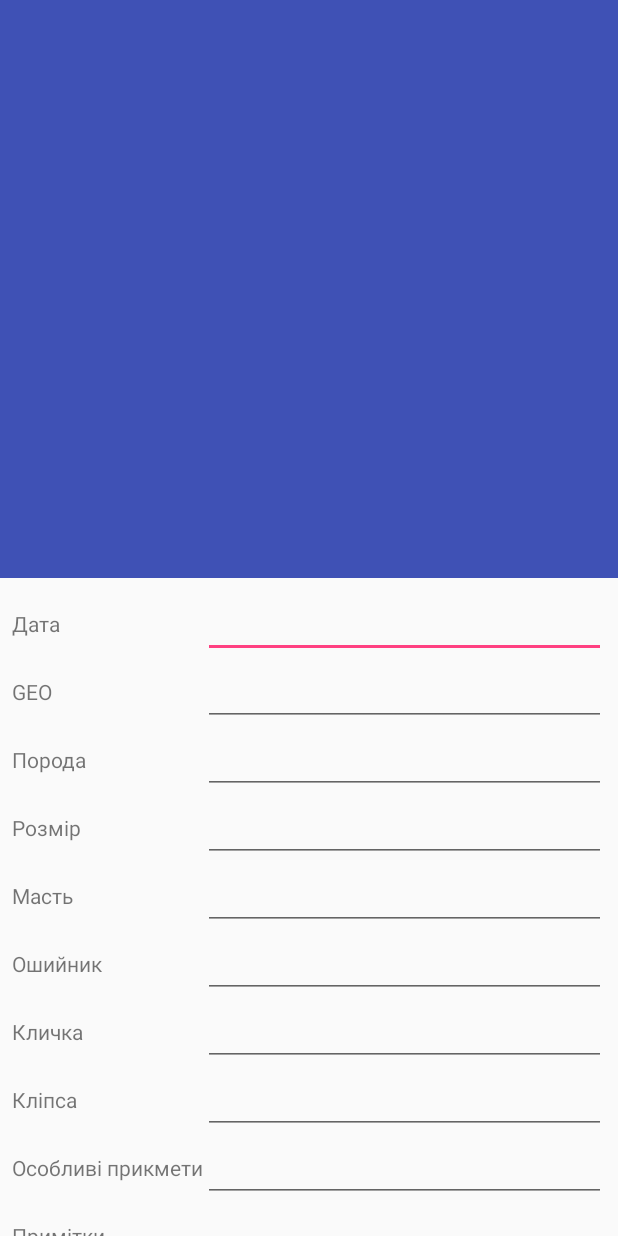
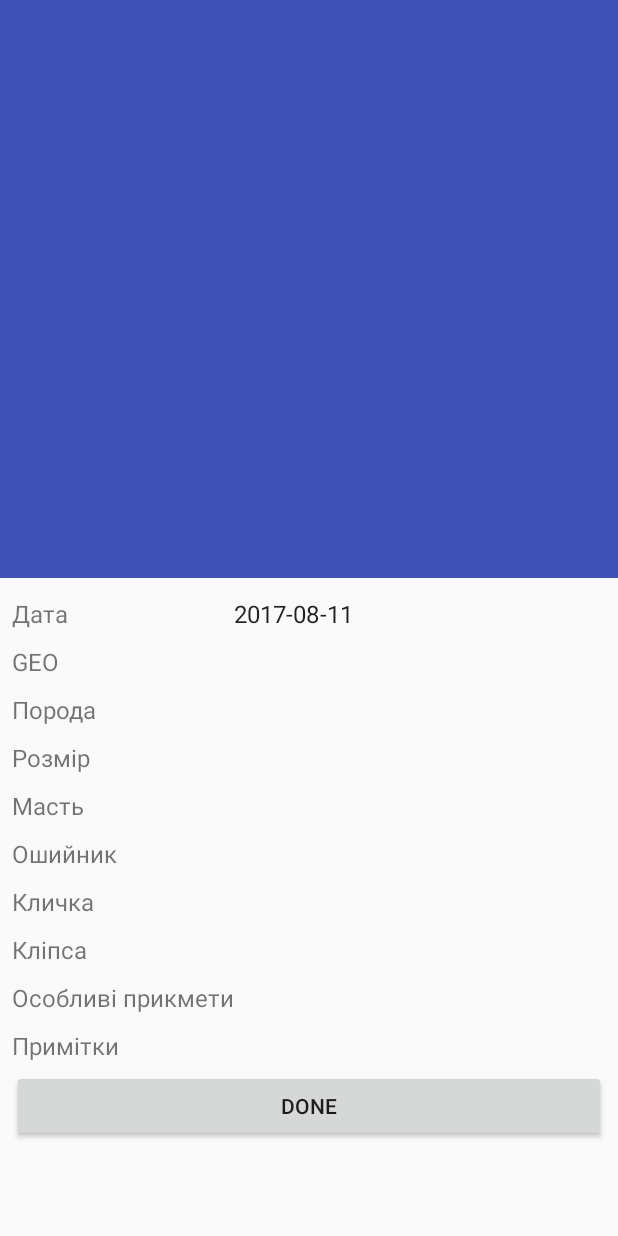
Before and after one commit to borisalexj/DogPhoto, an Android app: the AddDetailActivity screen opened directly, with no data from a screen before it, on a phone screen of 412 x 824 dp. Run offline under Robolectric (Android 15) with nearby library versions, the phone set to English and light mode, and no system bars; libraries missing offline, so code that uses them is left out: com.google.maps.model.

Commit message:
Реверс Геокодинг

```diff
--- a/app/src/main/java/com/borisalexj/dogphoto/AddDetailActivity.java
+++ b/app/src/main/java/com/borisalexj/dogphoto/AddDetailActivity.java
@@ -21,6 +21,7 @@ import android.support.v7.widget.Toolbar;
 import android.text.TextUtils;
 import android.util.Log;
 import android.view.View;
+import android.widget.EditText;
 import android.widget.ImageView;
 import android.widget.Toast;
 
@@ -41,16 +42,40 @@ import com.google.maps.model.GeocodingResult;
 import com.google.maps.model.LatLng;
 
 import java.io.File;
+import java.text.SimpleDateFormat;
+import java.util.Calendar;
+import java.util.Date;
 
 public class AddDetailActivity extends AppCompatActivity {
     private String TAG = Info.TAG + this.getClass().getSimpleName();
 
     String filename;
 
+    EditText details_data;
+    EditText details_geo;
+    EditText details_size;
+    EditText details_mast;
+    EditText details_oshiynik;
+    EditText details_name;
+    EditText details_klipsa;
+    EditText details_osoblivi_prikmety;
+    EditText primitki;
+
     @Override
     protected void onCreate(Bundle savedInstanceState) {
         super.onCreate(savedInstanceState);
         setContentView(R.layout.activity_add_detail);
+
+        details_data = (EditText) findViewById(R.id.details_data);
+        details_geo = (EditText) findViewById(R.id.details_geo);
+        details_size = (EditText) findViewById(R.id.details_size);
+        details_mast = (EditText) findViewById(R.id.details_mast);
+        details_oshiynik = (EditText) findViewById(R.id.details_oshiynik);
+        details_name = (EditText) findViewById(R.id.details_name);
+        details_klipsa = (EditText) findViewById(R.id.details_klipsa);
+        details_osoblivi_prikmety = (EditText) findViewById(R.id.details_osoblivi_prikmety);
+        primitki = (EditText) findViewById(R.id.primitki);
+
 
         Intent incomingIntent = getIntent();
         if (incomingIntent != null) {
@@ -116,7 +141,6 @@ public class AddDetailActivity extends AppCompatActivity {
         intentFilter.addAction(intentActionName);
         intentFilter.addAction(TAG + "geocoding_result");
         registerReceiver(broadcastReceiver, intentFilter);
-
     }
 
     @Override
@@ -129,6 +153,33 @@ public class AddDetailActivity extends AppCompatActivity {
             e.printStackTrace();
         }
 
+    }
+
+    @Override
+    protected void onResume() {
+        super.onResume();
+        fillValues();
+
+    }
+
+    private long mCurrentDateTime;
+
+    private void fillValues() {
+        Calendar c = Calendar.getInstance();
+        Date currentDateTime = c.getTime();
+        mCurrentDateTime = currentDateTime.getTime();
+        details_data.setText(getDateTimeFromLong(mCurrentDateTime, Constants.DATE_FORMAT));
+    }
+
+
+    public static String getDateTimeFromLong(long milliSeconds, String dateFormat) {
+        // Create a DateFormatter object for displaying date in specified format.
+        SimpleDateFormat formatter = new SimpleDateFormat(dateFormat);
+
+        // Create a calendar object that will convert the date and gpsDateTime value in milliseconds to date.
+        Calendar calendar = Calendar.getInstance();
+        calendar.setTimeInMillis(milliSeconds);
+        return formatter.format(calendar.getTime());
     }
 
     private MyLocationListener mNetLocationListener = new NetLocationListener(LocationManager.NETWORK_PROVIDER);
@@ -145,8 +196,8 @@ public class AddDetailActivity extends AppCompatActivity {
         public void onLocationChanged(Location location) {
             Log.i(TAG, "onLocationChanged: " + location + " gpsDateTime:" + location.getTime());
             mLastLocation.set(location);
-            Toast.makeText(AddDetailActivity.this, location.toString(), Toast.LENGTH_SHORT).show();
-            // Todo - UpdateLocation
+//            Toast.makeText(AddDetailActivity.this, location.toString(), Toast.LENGTH_SHORT).show();
+            details_geo.setText(mLastLocation.getLatitude() + " " + mLastLocation.getLongitude());
             updateLocation(mLastLocation);
         }
     }
@@ -157,7 +208,9 @@ public class AddDetailActivity extends AppCompatActivity {
         public void onReceive(Context context, Intent intent) {
             Log.d(TAG, "onReceive: inside receiver");
             if (intent.getAction().equals(intentActionName)) {
-                Toast.makeText(AddDetailActivity.this, String.valueOf(intent.getStringExtra("result")), Toast.LENGTH_SHORT).show();
+//                Toast.makeText(AddDetailActivity.this, String.valueOf(intent.getStringExtra("result")), Toast.LENGTH_SHORT).show();
+                details_geo.setText(String.valueOf(intent.getStringExtra("result")));
+
             }}};
 
     private void updateLocation(Location mLastLocation) {
@@ -265,8 +318,8 @@ public class AddDetailActivity extends AppCompatActivity {
         public void onLocationChanged(Location location) {
             Log.i(TAG, "onLocationChanged: " + location + " gpsDateTime:" + location.getTime());
             mLastLocation.set(location);
-            Toast.makeText(AddDetailActivity.this, location.toString(), Toast.LENGTH_SHORT).show();
-            // ToDO Update Location
+//            Toast.makeText(AddDetailActivity.this, location.toString(), Toast.LENGTH_SHORT).show();
+            details_geo.setText(mLastLocation.getLatitude() + " " +  mLastLocation.getLongitude());
             updateLocation(mLastLocation);
         }
     }
--- a/app/src/main/java/com/borisalexj/dogphoto/Constants.java
+++ b/app/src/main/java/com/borisalexj/dogphoto/Constants.java
@@ -17,6 +17,11 @@ class Constants {
 
     public static final String TAG = "_dog_photo_" ;
 
+    public static final String DATE_TIME_FORMAT = "yyyy-MM-dd HH:mm:ss";
+    public static final String DATE_FORMAT = "yyyy-MM-dd";
+    public static final String TIME_FORMAT = "HH:mm:ss";
+
+
     public static class Requests {
         public static final int REQUEST_CODE_LOCATION = 11;
         public static final int REQUEST_LOCATION = 22;
--- /dev/null
+++ b/app/src/main/res/drawable/edit_text_shape.xml
@@ -0,0 +1,11 @@
+<?xml version="1.0" encoding="utf-8"?>
+<shape xmlns:android="http://schemas.android.com/apk/res/android"
+    android:shape="rectangle">
+
+    <corners android:radius="0dp" />
+    <solid android:color="#0555" />
+
+    <stroke
+        android:width="0dp"
+        android:color="#555" />
+</shape>
--- a/app/src/main/res/layout/content_add_detail.xml
+++ b/app/src/main/res/layout/content_add_detail.xml
@@ -19,147 +19,123 @@
         android:layout_height="wrap_content"
         android:layout_margin="8dp">
 
-        <TableRow>
+        <TableRow
+            android:layout_width="match_parent"
+            android:layout_height="@dimen/row_height"
+
+            >
 
             <TextView
-                android:layout_width="wrap_content"
-                android:layout_height="match_parent"
-                android:gravity="center_vertical"
+                style="@style/CustomTextView"
                 android:text="Дата" />
 
             <EditText
-                android:layout_width="match_parent"
-                android:layout_height="wrap_content"
-                android:layout_weight="1" />
+                android:id="@+id/details_data"
+                android:editable="false"
+                style="@style/CustomEditText" />
         </TableRow>
 
         <TableRow>
 
             <TextView
-                android:layout_width="wrap_content"
-                android:layout_height="match_parent"
-                android:gravity="center_vertical"
+                style="@style/CustomTextView"
                 android:text="GEO" />
 
             <EditText
-                android:layout_width="match_parent"
-                android:layout_height="wrap_content"
-                android:layout_weight="1" />
+                android:id="@+id/details_geo"
+                style="@style/CustomEditText" />
         </TableRow>
 
         <TableRow>
 
             <TextView
-                android:layout_width="wrap_content"
-                android:layout_height="match_parent"
-                android:gravity="center_vertical"
+                style="@style/CustomTextView"
                 android:text="Порода" />
 
             <EditText
-                android:layout_width="match_parent"
-                android:layout_height="wrap_content"
-                android:layout_weight="1" />
+                android:id="@+id/details_poroda"
+                style="@style/CustomEditText" />
         </TableRow>
 
 
         <TableRow>
 
             <TextView
-                android:layout_width="wrap_content"
-                android:layout_height="match_parent"
-                android:gravity="center_vertical"
+                style="@style/CustomTextView"
                 android:text="Розмір" />
 
             <EditText
-                android:layout_width="match_parent"
-                android:layout_height="wrap_content"
-                android:layout_weight="1" />
+                android:id="@+id/details_size"
+                style="@style/CustomEditText" />
         </TableRow>
 
 
         <TableRow>
 
             <TextView
-                android:layout_width="wrap_content"
-                android:layout_height="match_parent"
-                android:gravity="center_vertical"
+                style="@style/CustomTextView"
                 android:text="Масть" />
 
             <EditText
-                android:layout_width="match_parent"
-                android:layout_height="wrap_content"
-                android:layout_weight="1" />
+                android:id="@+id/details_mast"
+                style="@style/CustomEditText" />
         </TableRow>
 
         <TableRow>
 
             <TextView
-                android:layout_width="wrap_content"
-                android:layout_height="match_parent"
-                android:gravity="center_vertical"
+                style="@style/CustomTextView"
                 android:text="Ошийник" />
 
             <EditText
-                android:layout_width="match_parent"
-                android:layout_height="wrap_content"
-                android:layout_weight="1" />
+                android:id="@+id/details_oshiynik"
+                style="@style/CustomEditText" />
         </TableRow>
 
         <TableRow>
 
             <TextView
-                android:layout_width="wrap_content"
-                android:layout_height="match_parent"
-                android:gravity="center_vertical"
+                style="@style/CustomTextView"
                 android:text="Кличка" />
 
+
             <EditText
-                android:layout_width="match_parent"
-                android:layout_height="wrap_content"
-                android:layout_weight="1" />
+                android:id="@+id/details_name"
+                style="@style/CustomEditText" />
         </TableRow>
 
 
         <TableRow>
 
             <TextView
-                android:layout_width="wrap_content"
-                android:layout_height="match_parent"
-                android:gravity="center_vertical"
+                style="@style/CustomTextView"
                 android:text="Кліпса" />
 
             <EditText
-                android:layout_width="match_parent"
-                android:layout_height="wrap_content"
-                android:layout_weight="1" />
+                android:id="@+id/details_klipsa"
+                style="@style/CustomEditText" />
         </TableRow>
 
         <TableRow>
 
             <TextView
-                android:layout_width="wrap_content"
-                android:layout_height="match_parent"
-                android:gravity="center_vertical"
+                style="@style/CustomTextView"
                 android:text="Особливі прикмети" />
 
             <EditText
-                android:layout_width="match_parent"
-                android:layout_height="wrap_content"
-                android:layout_weight="1" />
+                android:id="@+id/details_osoblivi_prikmety"
+                style="@style/CustomEditText" />
         </TableRow>
 
-        <TableRow>
+        <TableRow android:layout_height="@dimen/row_height">
 
             <TextView
-                android:layout_width="wrap_content"
-                android:layout_height="match_parent"
-                android:gravity="center_vertical"
+                style="@style/CustomTextView"
                 android:text="Примітки" />
 
             <EditText
-                android:layout_width="match_parent"
-                android:layout_height="wrap_content"
-                android:layout_weight="1" />
+                android:id="@+id/primitki"
+                style="@style/CustomEditText" />
         </TableRow>
 
         <TableRow
@@ -167,11 +143,11 @@
             android:layout_height="match_parent">
 
             <Button
-                android:text="Done"
                 android:layout_width="match_parent"
                 android:layout_height="wrap_content"
+                android:layout_span="2"
                 android:layout_weight="1"
-                android:layout_span="2" />
+                android:text="Done" />
 
         </TableRow>
 
--- a/app/src/main/res/values/dimens.xml
+++ b/app/src/main/res/values/dimens.xml
@@ -2,4 +2,5 @@
     <dimen name="app_bar_height">385dp</dimen>
     <dimen name="fab_margin">16dp</dimen>
     <dimen name="text_margin">16dp</dimen>
+    <dimen name="row_height">32dp</dimen>
 </resources>
--- a/app/src/main/res/values/styles.xml
+++ b/app/src/main/res/values/styles.xml
@@ -17,4 +17,32 @@
 
     <style name="AppTheme.PopupOverlay" parent="ThemeOverlay.AppCompat.Light" />
 
+    <style name="CustomEditText">
+        <item name="android:textCursorDrawable">@null</item>
+        <item name="android:textSize">@dimen/edit_textSize</item>
+        <item name="android:layout_width">match_parent</item>
+        <item name="android:layout_height">@dimen/row_height</item>
+        <item name="android:background">@drawable/edit_text_shape</item>
+        <item name="android:inputType">text</item>
+        <item name="android:singleLine">true</item>
+        <item name="android:layout_gravity">center</item>
+        <item name="android:textAlignment">gravity</item>
+        <item name="android:gravity">center_vertical|left</item>
+        <item name="android:maxLines">1</item>
+        <item name="android:lines">1</item>
+        <item name="android:layout_weight">1</item>
+
+
+    </style>
+
+    <style name="CustomTextView">
+        <item name="android:gravity">center_vertical</item>
+        <item name="android:textSize">@dimen/edit_textSize</item>
+        <item name="android:layout_width">match_parent</item>
+        <item name="android:layout_height">@dimen/row_height</item>
+
+    </style>
+
+
+    <dimen name="edit_textSize">16dp</dimen>
 </resources>
```
